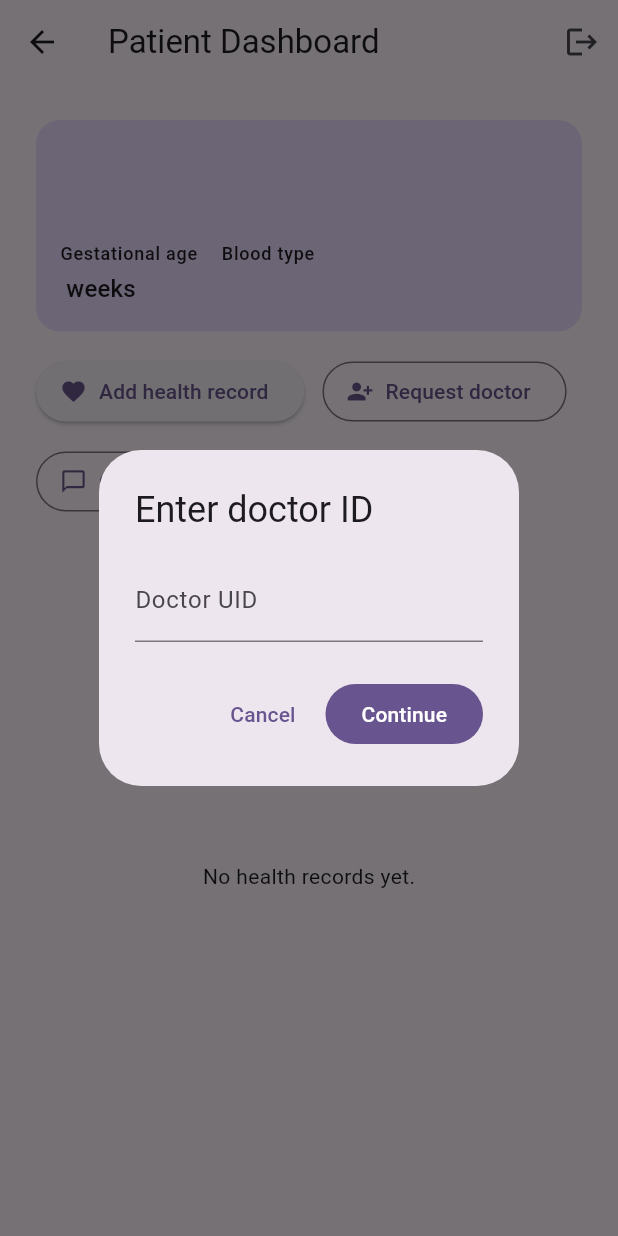
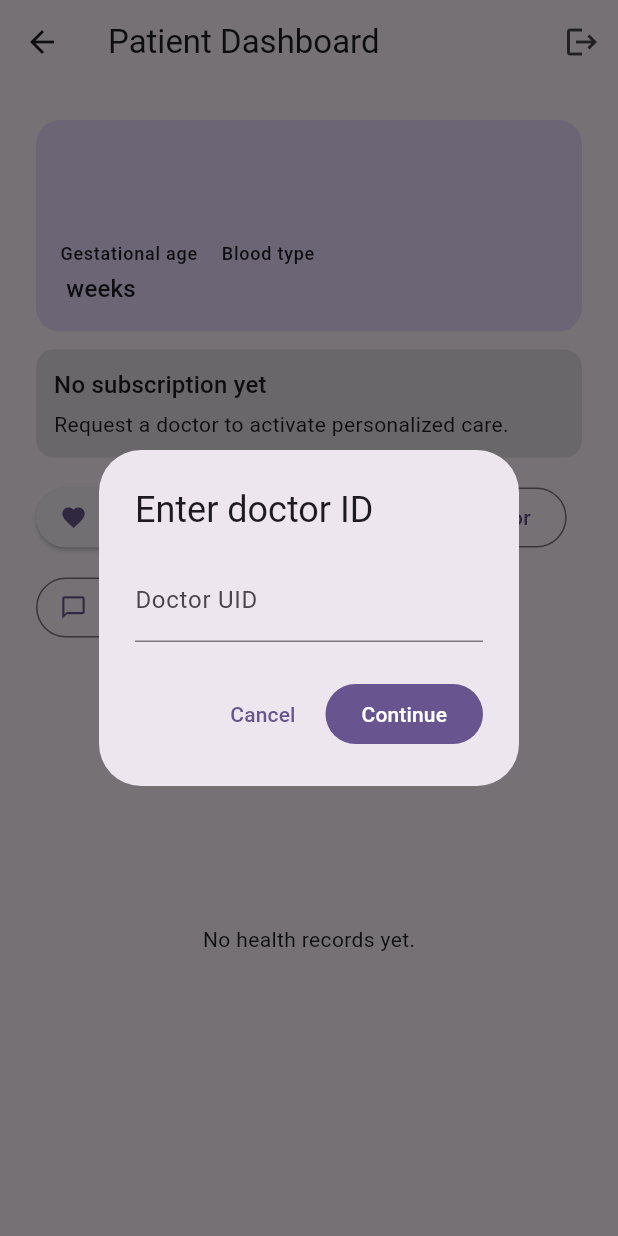
Before and after one commit to Umarrrrrrrr/M2B, a Flutter app: the PatientDashboard screen opened directly with empty values, after a tap on "Open chat", on a phone screen of 412 x 824 dp. Run offline on Flutter 3.47's test engine with Material 3 defaults, Android fonts, the light colour scheme and no system bars; our stand-ins replace cloud_firestore, firebase_auth, firebase_core; accounts and stored records are empty.

Commit message:
Show subscription status and guard chat access

```diff
--- a/lib/doctor/doctor_dashboard.dart
+++ b/lib/doctor/doctor_dashboard.dart
@@ -99,12 +99,16 @@ class DoctorDashboard extends StatelessWidget {
                         itemBuilder: (context, index) {
                           final link = links[index].data();
                           final patientId = link['patientId'] as String?;
+                          final status = link['status'] as String? ?? 'unknown';
+                          final endDate = link['endDate'] as Timestamp?;
                           if (patientId == null) {
                             return const SizedBox.shrink();
                           }
                           return _DoctorPatientTile(
                             patientId: patientId,
                             subscriptionId: link['subscriptionId'] as String?,
+                            status: status,
+                            endDate: endDate,
                           );
                         },
                       );
@@ -342,10 +346,14 @@ class _DoctorPatientTile extends StatelessWidget {
   const _DoctorPatientTile({
     required this.patientId,
     this.subscriptionId,
+    required this.status,
+    this.endDate,
   });
 
   final String patientId;
   final String? subscriptionId;
+  final String status;
+  final Timestamp? endDate;
 
   @override
   Widget build(BuildContext context) {
@@ -378,6 +386,20 @@ class _DoctorPatientTile extends StatelessWidget {
             future: latestRecord,
             builder: (context, recordSnap) {
               final record = recordSnap.data?.docs.first.data();
+              final statusText = status.toUpperCase();
+              final isActive = status == 'active';
+              final DateTime? end = endDate?.toDate();
+              final int? daysLeft = end?.difference(DateTime.now()).inDays;
+              final String statusLabel = isActive
+                  ? (daysLeft != null && daysLeft >= 0
+                      ? 'Active · $daysLeft day(s) left'
+                      : 'In grace period')
+                  : 'Status: $statusText';
+              final Color statusColor = isActive
+                  ? Theme.of(context).colorScheme.primary
+                  : status == 'pending'
+                      ? Colors.orange
+                      : Colors.red;
               return ListTile(
                 title: Text(patient['fullName'] as String? ?? 'Unnamed patient'),
                 subtitle: Column(
@@ -390,17 +412,23 @@ class _DoctorPatientTile extends StatelessWidget {
                       ),
                     if (subscriptionId != null)
                       Text('Subscription: $subscriptionId'),
+                    Text(
+                      statusLabel,
+                      style: TextStyle(color: statusColor),
+                    ),
                   ],
                 ),
                 trailing: IconButton(
-                  onPressed: () {
+                  onPressed: isActive
+                      ? () {
                           _openChat(
                             context,
                             doctorId: FirebaseAuth.instance.currentUser!.uid,
                             patientId: patientId,
                             patientData: patient,
                           );
-                  },
+                        }
+                      : null,
                   icon: const Icon(Icons.message),
                 ),
               );
--- a/lib/patient/patient_dashboard.dart
+++ b/lib/patient/patient_dashboard.dart
@@ -46,6 +46,8 @@ class PatientDashboard extends StatelessWidget {
               crossAxisAlignment: CrossAxisAlignment.start,
               children: [
                 _PatientHeader(data: data, emailFallback: user.email),
+                const SizedBox(height: 12),
+                _SubscriptionStatusBanner(patientId: uid),
                 const SizedBox(height: 16),
                 Wrap(
                   spacing: 12,
@@ -495,6 +497,123 @@ class _HealthRecordFormState extends State<_HealthRecordForm> {
   }
 }
 
+class _SubscriptionStatusBanner extends StatelessWidget {
+  const _SubscriptionStatusBanner({required this.patientId});
+
+  final String patientId;
+
+  @override
+  Widget build(BuildContext context) {
+    final stream = FirebaseFirestore.instance
+        .collection('patients')
+        .doc(patientId)
+        .collection('subscriptions')
+        .orderBy('startDate', descending: true)
+        .limit(1)
+        .snapshots();
+
+    return StreamBuilder<QuerySnapshot<Map<String, dynamic>>>(
+      stream: stream,
+      builder: (context, snapshot) {
+        if (snapshot.connectionState == ConnectionState.waiting) {
+          return const LinearProgressIndicator();
+        }
+        final docs = snapshot.data?.docs ?? [];
+        if (docs.isEmpty) {
+          return _StatusContainer(
+            title: 'No subscription yet',
+            message: 'Request a doctor to activate personalized care.',
+            color: Theme.of(context).colorScheme.surfaceContainerHighest,
+          );
+        }
+
+        final data = docs.first.data();
+        final status = (data['status'] as String? ?? 'pending').toLowerCase();
+        final endDate = (data['endDate'] as Timestamp?)?.toDate();
+        final graceEnds = (data['graceEndsAt'] as Timestamp?)?.toDate();
+        final now = DateTime.now();
+        int? daysLeft;
+        if (endDate != null) {
+          daysLeft = endDate.difference(now).inDays;
+        }
+
+        if (status == 'active') {
+          if (graceEnds != null && graceEnds.isBefore(now)) {
+            return _StatusContainer(
+              title: 'Expired',
+              message: 'Your subscription has ended. Renew to continue.',
+              color: Colors.red[50]!,
+            );
+          }
+          final msg = daysLeft != null && daysLeft >= 0
+              ? '$daysLeft day(s) remaining'
+              : 'In grace period until ${_formatDate(graceEnds ?? endDate)}';
+          return _StatusContainer(
+            title: 'Active subscription',
+            message: msg,
+            color: Colors.green[50]!,
+          );
+        }
+
+        if (status == 'pending') {
+          return _StatusContainer(
+            title: 'Pending approval',
+            message: 'Waiting for the doctor to approve your request.',
+            color: Colors.orange[50]!,
+          );
+        }
+
+        return _StatusContainer(
+          title: 'Subscription $status',
+          message: 'Renew or request another doctor to continue.',
+          color: Colors.red[50]!,
+        );
+      },
+    );
+  }
+}
+
+String _formatDate(DateTime? date) {
+  if (date == null) return '';
+  return '${date.year}-${date.month.toString().padLeft(2, '0')}-${date.day.toString().padLeft(2, '0')}';
+}
+
+class _StatusContainer extends StatelessWidget {
+  const _StatusContainer({
+    required this.title,
+    required this.message,
+    required this.color,
+  });
+
+  final String title;
+  final String message;
+  final Color color;
+
+  @override
+  Widget build(BuildContext context) {
+    return Container(
+      width: double.infinity,
+      padding: const EdgeInsets.all(12),
+      decoration: BoxDecoration(
+        color: color,
+        borderRadius: BorderRadius.circular(12),
+      ),
+      child: Column(
+        crossAxisAlignment: CrossAxisAlignment.start,
+        children: [
+          Text(
+            title,
+            style: Theme.of(context).textTheme.titleMedium,
+          ),
+          const SizedBox(height: 4),
+          Text(message),
+        ],
+      ),
+    );
+  }
+}
+
+
 void _openChat(
   BuildContext context, {
   required String patientId,
@@ -503,6 +622,18 @@ void _openChat(
   final messenger = ScaffoldMessenger.of(context);
   final doctorId = await _promptDoctorId(context);
   if (doctorId == null) return;
+  final hasActive = await _subscriptionService.hasActiveSubscription(
+    patientId: patientId,
+    doctorId: doctorId,
+  );
+  if (!hasActive) {
+    messenger.showSnackBar(
+      const SnackBar(
+        content: Text('You need an active subscription with this doctor.'),
+      ),
+    );
+    return;
+  }
   await _chatService.ensureChatExists(
     patientId: patientId,
     doctorId: doctorId,
--- a/lib/services/subscription_service.dart
+++ b/lib/services/subscription_service.dart
@@ -97,6 +97,11 @@ class SubscriptionService {
         'subscriptionId': subscriptionId,
         'status': 'active',
         'linkedAt': start,
+        'startDate': start,
+        'endDate': end,
+        'expiresAt': end,
+        'graceEndsAt':
+            Timestamp.fromDate(end.toDate().add(gracePeriod)),
       }, SetOptions(merge: true));
 
       final patientSubsRef = _firestore
```
Lines whose indentation alone changed are shown as unchanged.
